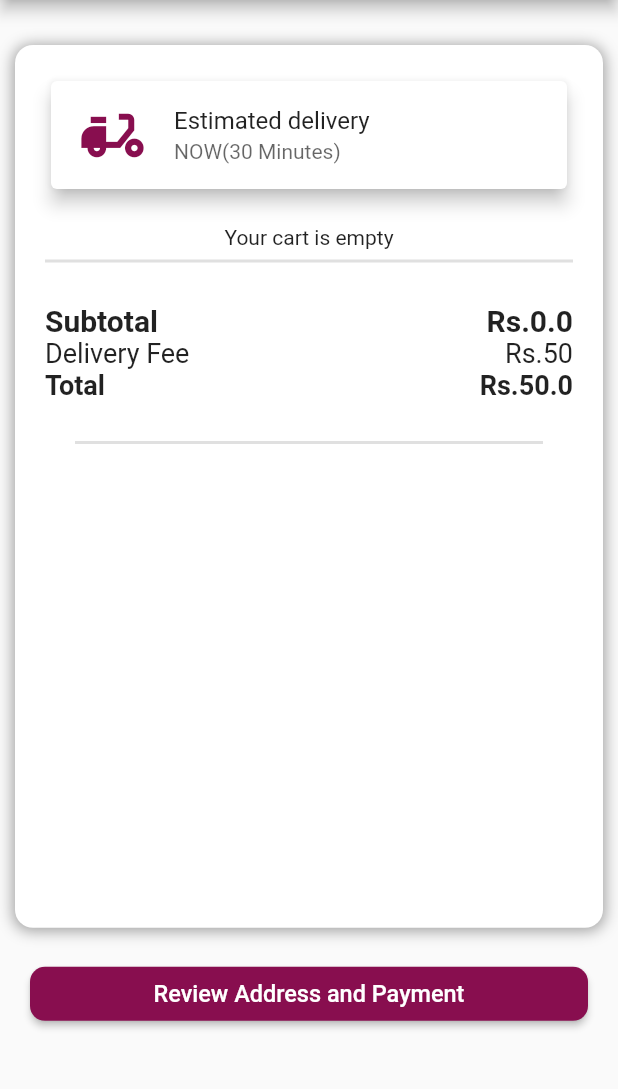
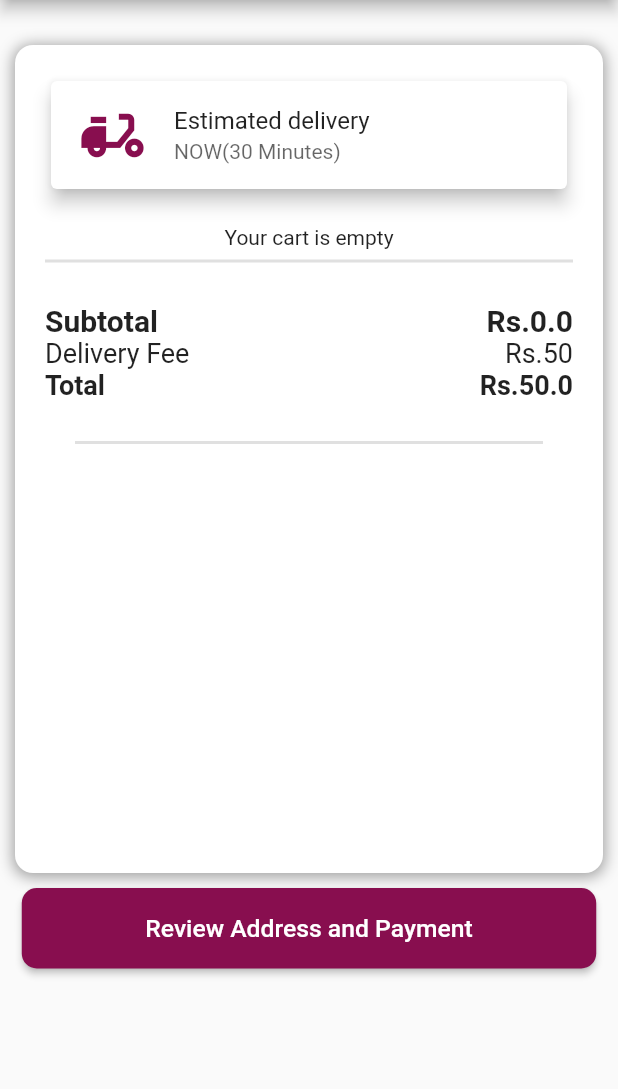
Before and after one commit to awais-tech/baltiApp, a Flutter app: the Mycart screen opened by its route, on a phone screen of 412 x 824 dp, the part 84-1173 px from its top. Run offline on Flutter 3.47's test engine with Material 2 defaults, Android fonts, the phone set to English and light mode, and no system bars; missing offline and left inert: sign_button; network calls fail.

Commit message:
fix error

```diff
--- a/lib/Screens/addtocart.dart
+++ b/lib/Screens/addtocart.dart
@@ -41,7 +41,7 @@ class _MycartState extends State<Mycart> {
         ],
       ),
       body: Container(
-        height: MediaQuery.of(context).size.height * 1,
+        height: MediaQuery.of(context).size.height * 0.9,
         child: SingleChildScrollView(
           child: Column(
             children: [
@@ -50,7 +50,7 @@ class _MycartState extends State<Mycart> {
                 children: [
                   Container(
                     margin: EdgeInsets.only(left: 10, right: 10, top: 30),
-                    height: MediaQuery.of(context).size.height / 1.4,
+                    height: MediaQuery.of(context).size.height * 0.67,
                     width: screenWidth.width * 1.0,
                     decoration: BoxDecoration(
                         borderRadius: BorderRadius.circular(12),
@@ -86,7 +86,8 @@ class _MycartState extends State<Mycart> {
                         cart.itemCount < 1
                             ? Center(child: Text('Your cart is empty'))
                             : Container(
-                                height: MediaQuery.of(context).size.height / 3,
+                                height:
+                                    MediaQuery.of(context).size.height * 0.2,
                                 margin: EdgeInsets.only(
                                   left: 20,
                                 ),
@@ -179,7 +180,8 @@ class _MycartState extends State<Mycart> {
                 ],
               ),
               Container(
-                margin: EdgeInsets.all(20),
+                height: MediaQuery.of(context).size.height * 0.065,
+                margin: EdgeInsets.all(10),
                 child: ElevatedButton(
                   style: ButtonStyle(
                     shape: MaterialStateProperty.all<RoundedRectangleBorder>(
--- a/lib/Screens/login screen 1 (2).dart
+++ b/lib/Screens/login screen 1 (2).dart
@@ -7,6 +7,7 @@ class LoginScreen1 extends StatelessWidget {
   @override
   Widget build(BuildContext context) {
     return Scaffold(
+      resizeToAvoidBottomInset: false,
       body: SafeArea(
         child: Column(
           mainAxisAlignment: MainAxisAlignment.center,
```
Also changed, not shown: lib/Screens/HomepageScreen.dart (+4 -19 lines), 1 other file.
